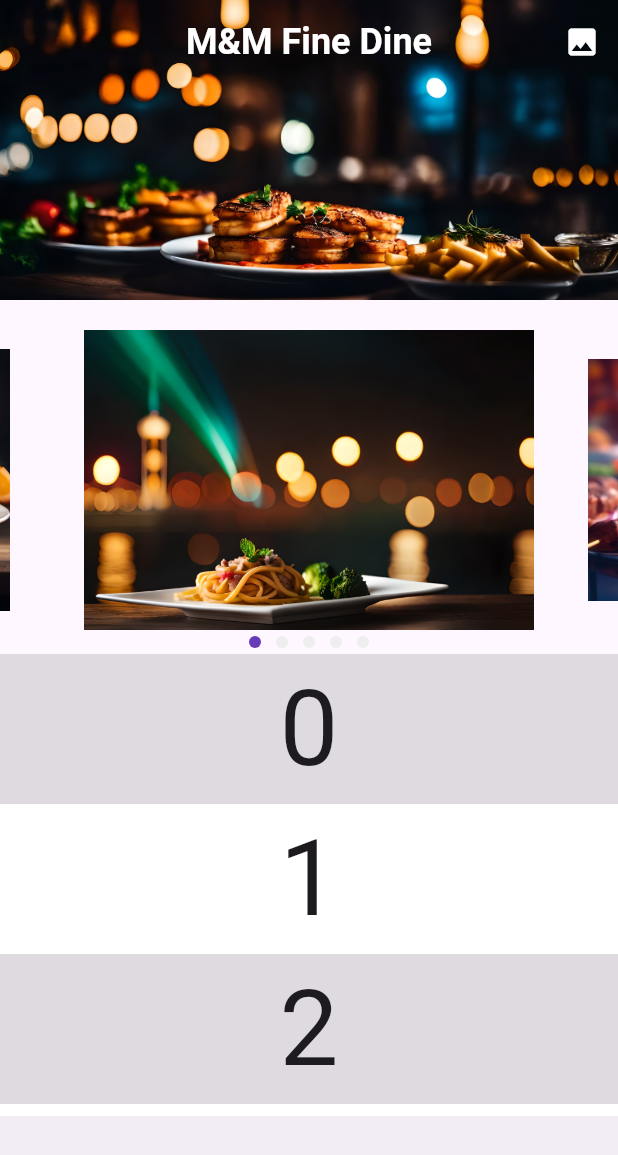
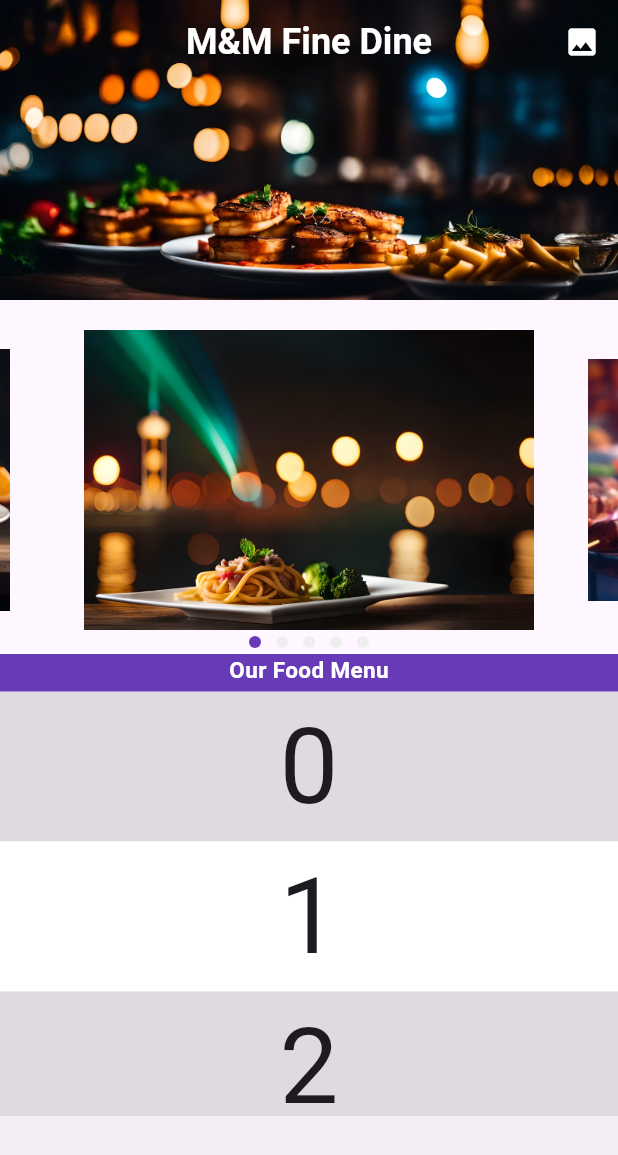
Before and after one commit to Anik-Adnan/M-M_Fine_Dine, a Flutter app: the screen it shows after launch, on a phone screen of 412 x 824 dp. Shown: the top 1155 px of the screen. Run offline on Flutter 3.47's test engine with Material 3 defaults, Android fonts, the phone set to English and light mode, and no system bars; drawn by our look-alikes of carousel_slider, smooth_page_indicator.

Commit message:
container added below the slider

```diff
--- a/fine_dine/lib/homepage/home_page.dart
+++ b/fine_dine/lib/homepage/home_page.dart
@@ -47,6 +47,17 @@ class _HomePageState  extends State<HomePage>{
           SliverToBoxAdapter(
             child: MyOfferSlider(),
           ),
+          SliverToBoxAdapter(
+              child: Container(
+                height: 25.0,
+                color: Colors.deepPurple,
+                child: Column(
+                  children: [
+                    Text('Our Food Menu',style: TextStyle(color: Colors.white,fontSize: 15.0,fontWeight: FontWeight.bold),)
+                  ],
+                ),
+              ),
+          ),
           SliverList(
             delegate: SliverChildBuilderDelegate(
                   (BuildContext context, int index) {
```
